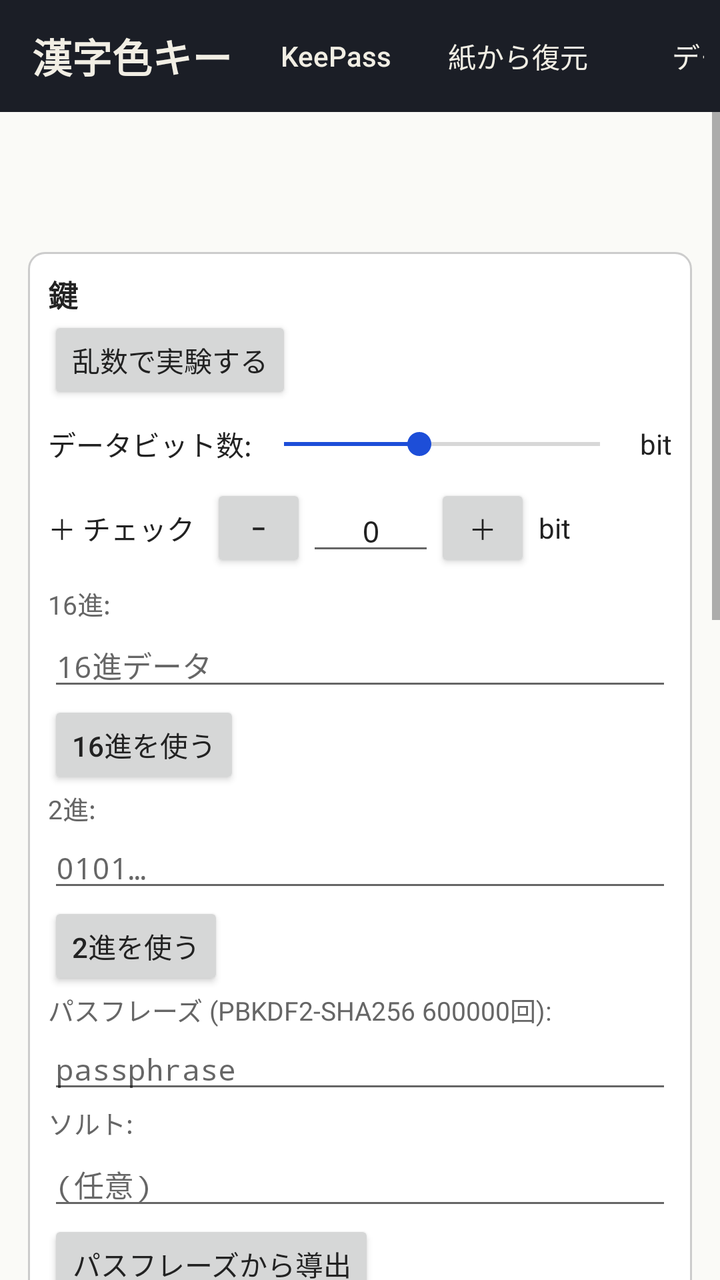
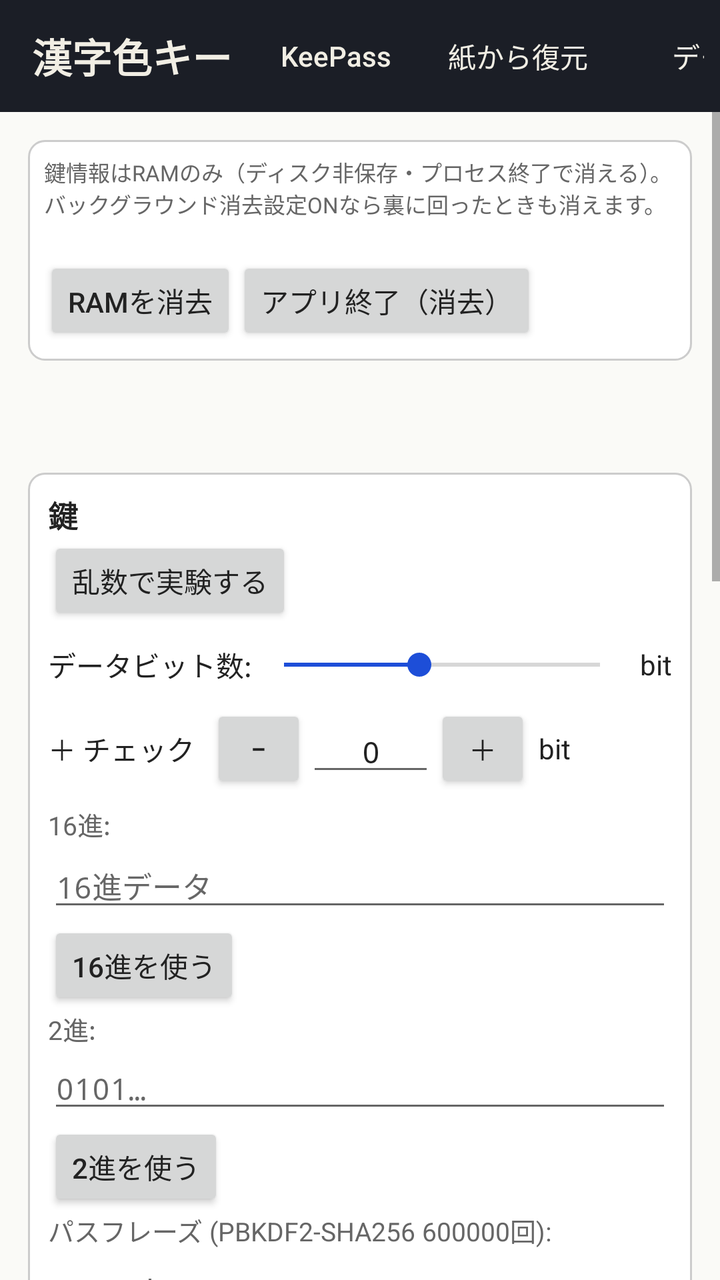

Screens rendered from an Android XML layout before and after an edit, with the pre-edit source and the edit as a unified diff.
<!-- AndroidManifest.xml: application theme AppTheme -->
<!-- res/layout/activity_main.xml -->
<?xml version="1.0" encoding="utf-8"?>
<LinearLayout xmlns:android="http://schemas.android.com/apk/res/android"
    xmlns:tools="http://schemas.android.com/tools"
    android:id="@+id/root"
    android:layout_width="match_parent"
    android:layout_height="match_parent"
    android:orientation="vertical">

    <LinearLayout
        android:id="@+id/topBar"
        android:layout_width="match_parent"
        android:layout_height="56dp"
        android:gravity="center_vertical"
        android:orientation="horizontal"
        android:paddingStart="16dp"
        android:paddingEnd="8dp">

        <TextView
            android:id="@+id/title"
            android:layout_width="wrap_content"
            android:layout_height="wrap_content"
            android:text="@string/title"
            android:textColor="@color/bar_text"
            android:textSize="20sp"
            android:textStyle="bold" />

        <TextView
            android:layout_width="0dp"
            android:layout_height="wrap_content"
            android:layout_marginStart="8dp"
            android:layout_weight="1"
            android:text="@string/subtitle"
            android:textColor="@color/bar_dim"
            android:textSize="12sp" />

        <Button
            android:id="@+id/bKeepass"
            style="?android:attr/borderlessButtonStyle"
            android:layout_width="wrap_content"
            android:layout_height="wrap_content"
            android:text="@string/keepass"
            android:textAllCaps="false"
            android:textColor="@color/bar_text" />

        <Button
            android:id="@+id/bRestore"
            style="?android:attr/borderlessButtonStyle"
            android:layout_width="wrap_content"
            android:layout_height="wrap_content"
            android:text="@string/restore"
            android:textAllCaps="false"
            android:textColor="@color/bar_text" />

        <Button
            android:id="@+id/bDemo"
            style="?android:attr/borderlessButtonStyle"
            android:layout_width="wrap_content"
            android:layout_height="wrap_content"
            android:text="@string/demo"
            android:textAllCaps="false"
            android:textColor="@color/bar_text" />

        <Button
            android:id="@+id/bSettings"
            style="?android:attr/borderlessButtonStyle"
            android:layout_width="wrap_content"
            android:layout_height="wrap_content"
            android:text="@string/settings"
            android:textAllCaps="false"
            android:textColor="@color/bar_text" />
    </LinearLayout>

    <ScrollView
        android:id="@+id/scroll"
        android:layout_width="match_parent"
        android:layout_height="0dp"
        android:layout_weight="1"
        android:background="@color/bg"
        android:fillViewport="true">

        <LinearLayout
            android:id="@+id/content"
            android:layout_width="match_parent"
            android:layout_height="wrap_content"
            android:orientation="vertical"
            android:padding="14dp">

            <TextView
                android:id="@+id/intro"
                android:layout_width="match_parent"
                android:layout_height="wrap_content"
                android:lineSpacingMultiplier="1.15"
                android:textColor="@color/text"
                android:textSize="14sp" />

            <TextView
                android:id="@+id/legend"
                android:layout_width="match_parent"
                android:layout_height="wrap_content"
                android:layout_marginTop="6dp"
                android:textColor="@color/text"
                android:textSize="14sp" />

            
            <LinearLayout style="@style/Section">

                <TextView style="@style/Legend" android:text="@string/sec_key" />

                <Button
                    android:id="@+id/bRand"
                    android:layout_width="wrap_content"
                    android:layout_height="wrap_content"
                    android:text="@string/rand" />

                <TextView
                    android:id="@+id/keyLockedHint"
                    android:layout_width="match_parent"
                    android:layout_height="wrap_content"
                    android:text="@string/key_locked_hint"
                    android:textColor="@color/dim"
                    android:textSize="12sp"
                    android:visibility="gone"
                    android:paddingTop="4dp"
                    android:paddingBottom="4dp" />

                <LinearLayout
                    android:layout_width="match_parent"
                    android:layout_height="wrap_content"
                    android:gravity="center_vertical"
                    android:orientation="horizontal">

                    <TextView
                        android:layout_width="wrap_content"
                        android:layout_height="wrap_content"
                        android:text="@string/data_bits"
                        android:textColor="@color/text" />

                    <SeekBar
                        android:id="@+id/bits"
                        android:layout_width="0dp"
                        android:layout_height="40dp"
                        android:layout_weight="1"
                        android:max="56"
                        android:progress="24" />

                    <TextView
                        android:id="@+id/bitsV"
                        android:layout_width="wrap_content"
                        android:layout_height="wrap_content"
                        android:textColor="@color/text"
                        android:textStyle="bold" />

                    <TextView
                        android:layout_width="wrap_content"
                        android:layout_height="wrap_content"
                        android:layout_marginStart="4dp"
                        android:text="@string/bits_unit"
                        android:textColor="@color/text" />
                </LinearLayout>

                <LinearLayout
                    android:layout_width="match_parent"
                    android:layout_height="wrap_content"
                    android:gravity="center_vertical"
                    android:orientation="horizontal">

                    <TextView
                        android:layout_width="wrap_content"
                        android:layout_height="wrap_content"
                        android:text="@string/plus_check"
                        android:textColor="@color/text" />

                    <Button
                        android:id="@+id/chkMinus"
                        android:layout_width="48dp"
                        android:layout_height="wrap_content"
                        android:layout_marginStart="8dp"
                        android:text="@string/minus" />

                    <EditText
                        android:id="@+id/chk"
                        style="@style/Field"
                    android:importantForAutofill="no"
                        android:layout_width="64dp"
                        android:gravity="center"
                        android:hint="@string/zero"
                        android:inputType="number"
                        android:maxLength="2"
                        android:text="@string/zero" />

                    <Button
                        android:id="@+id/chkPlus"
                        android:layout_width="48dp"
                        android:layout_height="wrap_content"
                        android:text="@string/plus" />

                    <TextView
                        android:layout_width="wrap_content"
                        android:layout_height="wrap_content"
                        android:layout_marginStart="4dp"
                        android:text="@string/bits_unit"
                        android:textColor="@color/text" />
                </LinearLayout>

                <TextView style="@style/Small" android:layout_marginTop="6dp" android:text="@string/hex_label" />
                <EditText
                    android:id="@+id/hex"
                    style="@style/Field"
                    android:importantForAutofill="no"
                    android:hint="@string/hex_hint"
                    android:inputType="textNoSuggestions|textVisiblePassword|textMultiLine" />
                <Button
                    android:id="@+id/bHex"
                    android:layout_width="wrap_content"
                    android:layout_height="wrap_content"
                    android:text="@string/use_hex" />

                <TextView style="@style/Small" android:text="@string/bin_label" />
                <EditText
                    android:id="@+id/bin"
                    style="@style/Field"
                    android:importantForAutofill="no"
                    android:hint="@string/bin_hint"
                    android:inputType="textNoSuggestions|textVisiblePassword|textMultiLine" />
                <Button
                    android:id="@+id/bBin"
                    android:layout_width="wrap_content"
                    android:layout_height="wrap_content"
                    android:text="@string/use_bin" />

                <TextView style="@style/Small" android:text="@string/pass_label" />
                <EditText
                    android:id="@+id/pass"
                    style="@style/Field"
                    android:importantForAutofill="no"
                    android:hint="@string/pass_hint"
                    android:inputType="textPassword" />
                <TextView style="@style/Small" android:text="@string/salt_label" />
                <EditText
                    android:id="@+id/salt"
                    style="@style/Field"
                    android:importantForAutofill="no"
                    android:hint="@string/salt_hint"
                    android:inputType="textNoSuggestions" />
                <Button
                    android:id="@+id/bPass"
                    android:layout_width="wrap_content"
                    android:layout_height="wrap_content"
                    android:text="@string/use_pass" />

                <TextView
                    android:id="@+id/keyInfo"
                    style="@style/Mono"
                    android:layout_marginTop="6dp" />
                <Button
                    android:id="@+id/bCopyKey"
                    android:layout_width="wrap_content"
                    android:layout_height="wrap_content"
                    android:text="@string/copy_key" />
            </LinearLayout>

            
            <LinearLayout
                android:id="@+id/seqBox"
                style="@style/Section">

                <TextView style="@style/Legend" android:text="@string/sec_encode" />

                <com.zmlworks.kanjicolorkey.FlowLayout
                    android:layout_width="match_parent"
                    android:layout_height="wrap_content">

                    <TextView
                        android:layout_width="wrap_content"
                        android:layout_height="48dp"
                        android:gravity="center_vertical"
                        android:text="@string/types_label"
                        android:textColor="@color/text" />

                    <CheckBox
                        android:id="@+id/tKanji"
                        android:layout_width="wrap_content"
                        android:layout_height="wrap_content"
                        android:checked="true"
                        android:enabled="false"
                        android:text="@string/type_kanji" />

                    <CheckBox
                        android:id="@+id/tAlpha"
                        android:layout_width="wrap_content"
                        android:layout_height="wrap_content"
                        android:checked="true"
                        android:text="@string/type_alpha" />

                    <CheckBox
                        android:id="@+id/tKana"
                        android:layout_width="wrap_content"
                        android:layout_height="wrap_content"
                        android:checked="true"
                        android:text="@string/type_kana" />

                    <CheckBox
                        android:id="@+id/tFixed"
                        android:layout_width="wrap_content"
                        android:layout_height="wrap_content"
                        android:text="@string/type_fixed" />
                </com.zmlworks.kanjicolorkey.FlowLayout>

                <LinearLayout
                    android:layout_width="match_parent"
                    android:layout_height="wrap_content"
                    android:orientation="horizontal"
                    tools:ignore="ButtonStyle">

                    <Button
                        android:id="@+id/bAllK"
                        android:layout_width="wrap_content"
                        android:layout_height="wrap_content"
                        android:text="@string/all_kanji" />

                    <Button
                        android:id="@+id/bAllA"
                        android:layout_width="wrap_content"
                        android:layout_height="wrap_content"
                        android:layout_marginStart="6dp"
                        android:text="@string/all_alpha" />

                    <Button
                        android:id="@+id/bAllKana"
                        android:layout_width="wrap_content"
                        android:layout_height="wrap_content"
                        android:layout_marginStart="6dp"
                        android:text="@string/all_kana" />
                </LinearLayout>

                <TextView
                    android:id="@+id/encHint"
                    style="@style/Small" />

                <TextView
                    android:id="@+id/info"
                    style="@style/Mono"
                    android:layout_marginTop="6dp"
                    android:textSize="13sp" />

                <com.zmlworks.kanjicolorkey.FlowLayout
                    android:id="@+id/cards"
                    android:layout_width="match_parent"
                    android:layout_height="wrap_content"
                    android:layout_marginTop="8dp" />

                <LinearLayout
                    android:id="@+id/variants"
                    android:layout_width="match_parent"
                    android:layout_height="wrap_content"
                    android:orientation="vertical" />

                <TextView
                    android:id="@+id/err"
                    android:layout_width="match_parent"
                    android:layout_height="wrap_content"
                    android:textColor="@color/err" />
            </LinearLayout>

            
            <LinearLayout style="@style/Section">

                <TextView style="@style/Legend" android:text="@string/sec_decode" />

                <TextView
                    android:id="@+id/decHint"
                    style="@style/Small" />

                <EditText
                    android:id="@+id/dec"
                    style="@style/Field"
                    android:importantForAutofill="no"
                    android:gravity="top|start"
                    android:hint="@string/decode_placeholder"
                    android:inputType="textMultiLine|textNoSuggestions"
                    android:minLines="3" />

                <CheckBox
                    android:id="@+id/lookAlways"
                    android:layout_width="wrap_content"
                    android:layout_height="wrap_content"
                    android:text="@string/look_always" />

                <Button
                    android:id="@+id/bDec"
                    android:layout_width="wrap_content"
                    android:layout_height="wrap_content"
                    android:text="@string/decode" />

                <LinearLayout
                    android:id="@+id/decOut"
                    android:layout_width="match_parent"
                    android:layout_height="wrap_content"
                    android:orientation="vertical" />
            </LinearLayout>

            <LinearLayout style="@style/Section">

                <TextView
                    android:id="@+id/explainToggle"
                    android:layout_width="match_parent"
                    android:layout_height="wrap_content"
                    android:background="?android:attr/selectableItemBackground"
                    android:minHeight="44dp"
                    android:gravity="center_vertical"
                    android:text="@string/explain_closed"
                    android:textColor="@color/text"
                    android:textStyle="bold" />

                <TextView
                    android:id="@+id/explain"
                    android:layout_width="match_parent"
                    android:layout_height="wrap_content"
                    android:lineSpacingMultiplier="1.2"
                    android:textColor="@color/text"
                    android:textSize="14sp"
                    android:visibility="gone" />
            </LinearLayout>

            <TextView
                android:id="@+id/footer"
                style="@style/Small"
                android:layout_marginTop="12dp" />

            <TextView
                android:id="@+id/version"
                style="@style/Small"
                android:layout_marginTop="4dp" />

            <Button
                android:id="@+id/bLicenses"
                android:layout_width="wrap_content"
                android:layout_height="wrap_content"
                android:layout_marginTop="4dp"
                android:text="@string/licenses" />
        </LinearLayout>
    </ScrollView>
</LinearLayout>
<!-- resources referenced by this layout -->
<resources>
  <color name="bar_dim">#FF9AA0AE</color>
  <color name="bar_text">#FFF1EEE4</color>
  <color name="bg">#FFFAFAF7</color>
  <color name="dim">#FF666666</color>
  <color name="err">#FFBB0000</color>
  <color name="text">#FF222222</color>
  <string name="all_alpha">全部英数字</string>
  <string name="all_kana">全部かな</string>
  <string name="all_kanji">全部漢字</string>
  <string name="bin_hint">0101…</string>
  <string name="bin_label">2進:</string>
  <string name="bits_unit">bit</string>
  <string name="copy_key">鍵(16進)をコピー</string>
  <string name="data_bits">データビット数:</string>
  <string name="decode">デコード</string>
  <string name="decode_placeholder">M(256+12bit)處23213313000 圃1223203223 I1 …</string>
  <string name="demo">デモ</string>
  <string name="explain_closed">▶ AIによる解説（タップで開く）</string>
  <string name="hex_hint">16進データ</string>
  <string name="hex_label">16進:</string>
  <string name="keepass">KeePass</string>
  <string name="key_locked_hint">KeePassの緊急鍵を表示中です。乱数の作り直しは無効です（鍵を変えません）。</string>
  <string name="licenses">ライセンス / Third-party notices</string>
  <string name="look_always">かなの見間違い（お/オ・き/キ・け/ケ・さ/サ・ほ/ホ・も/モ）を常に試す（オフでも、候補が1つも見つからないときは自動で試します）</string>
  <string name="minus">−</string>
  <string name="pass_hint">passphrase</string>
  <string name="pass_label">パスフレーズ (PBKDF2-SHA256 600000回):</string>
  <string name="plus">＋</string>
  <string name="plus_check">＋ チェック</string>
  <string name="rand">乱数で実験する</string>
  <string name="restore">紙から復元</string>
  <string name="salt_hint">(任意)</string>
  <string name="salt_label">ソルト:</string>
  <string name="sec_decode">デコード</string>
  <string name="sec_encode">エンコード結果</string>
  <string name="sec_key">鍵</string>
  <string name="settings">設定</string>
  <string name="subtitle">kanji-color-key</string>
  <string name="title">漢字色キー</string>
  <string name="type_alpha">英数字</string>
  <string name="type_fixed">全部かなを固定長（KF）で</string>
  <string name="type_kana">かな</string>
  <string name="type_kanji">漢字</string>
  <string name="types_label">使う字種:</string>
  <string name="use_bin">2進を使う</string>
  <string name="use_hex">16進を使う</string>
  <string name="use_pass">パスフレーズから導出</string>
  <string name="zero">0</string>
  <style name="Legend">
          <item name="android:layout_width">wrap_content</item>
          <item name="android:layout_height">wrap_content</item>
          <item name="android:textStyle">bold</item>
          <item name="android:textSize">15sp</item>
          <item name="android:textColor">@color/text</item>
      </style>
  <style name="Small">
          <item name="android:layout_width">match_parent</item>
          <item name="android:layout_height">wrap_content</item>
          <item name="android:textSize">13sp</item>
          <item name="android:textColor">@color/dim</item>
      </style>
  <!-- drawable section_bg (drawable) -->
  <?xml version="1.0" encoding="utf-8"?>
  <shape xmlns:android="http://schemas.android.com/apk/res/android" android:shape="rectangle">
      <solid android:color="@color/card" />
      <stroke android:width="1dp" android:color="@color/line" />
      <corners android:radius="8dp" />
  </shape>
  <color name="bar">#FF1B1E26</color>
  <color name="accent">#FF1D4ED8</color>
  <style name="Btn" parent="android:Widget.Material.Light.Button">
          <item name="android:textAllCaps">false</item>
          <item name="android:minHeight">44dp</item>
          <item name="android:minWidth">48dp</item>
          <item name="android:textSize">14sp</item>
      </style>
  <color name="card">#FFFFFFFF</color>
  <color name="line">#FFCCCCCC</color>
  <!-- unchanged entries left out for length: 4 -->
</resources>

<!-- the commit's change to res/layout/activity_main.xml (unified diff, before → after) -->
@@ -84,6 +84,8 @@
             android:layout_height="wrap_content"
             android:orientation="vertical"
             android:padding="14dp">
+
+            <include layout="@layout/ram_store_bar" />
 
             <TextView
                 android:id="@+id/intro"
@@ -441,3 +443,28 @@
         </LinearLayout>
     </ScrollView>
 </LinearLayout>
+<!-- res/layout/ram_store_bar.xml (included above) -->
+<?xml version="1.0" encoding="utf-8"?>
+<LinearLayout xmlns:android="http://schemas.android.com/apk/res/android"
+    android:id="@+id/ramStoreBar"
+    android:layout_width="match_parent"
+    android:layout_height="wrap_content"
+    android:orientation="vertical"
+    android:padding="8dp"
+    android:background="@drawable/section_bg">
+    <TextView android:id="@+id/ramStoreHint" android:layout_width="match_parent"
+        android:layout_height="wrap_content" android:text="@string/ram_store_hint"
+        android:textSize="11sp" android:textColor="@color/dim" />
+    <TextView android:id="@+id/ramStoreStatus" android:layout_width="match_parent"
+        android:layout_height="wrap_content" android:textSize="12sp" android:textColor="@color/text"
+        android:paddingTop="2dp" />
+    <LinearLayout android:layout_width="match_parent" android:layout_height="wrap_content"
+        android:orientation="horizontal">
+        <Button android:id="@+id/bRamClear" android:layout_width="wrap_content"
+            android:layout_height="wrap_content" android:text="@string/ram_store_clear"
+            android:textAllCaps="false" />
+        <Button android:id="@+id/bRamQuit" android:layout_width="wrap_content"
+            android:layout_height="wrap_content" android:text="@string/ram_store_quit"
+            android:textAllCaps="false" />
+    </LinearLayout>
+</LinearLayout>
<!-- resource entries referenced after the edit -->
@@ -29,6 +29,9 @@
   <string name="pass_label">パスフレーズ (PBKDF2-SHA256 600000回):</string>
   <string name="plus">＋</string>
   <string name="plus_check">＋ チェック</string>
+  <string name="ram_store_clear">RAMを消去</string>
+  <string name="ram_store_hint">鍵情報はRAMのみ（ディスク非保存・プロセス終了で消える）。バックグラウンド消去設定ONなら裏に回ったときも消えます。</string>
+  <string name="ram_store_quit">アプリ終了（消去）</string>
   <string name="rand">乱数で実験する</string>
   <string name="restore">紙から復元</string>
   <string name="salt_hint">(任意)</string>
